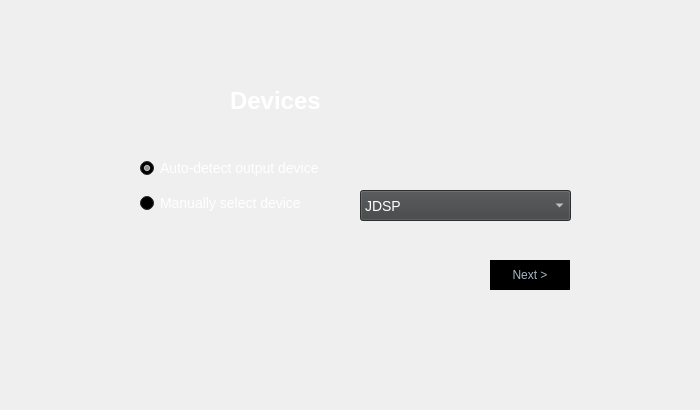
Audio4Linux/JDSP4Linux, file src/interface/fragment/FirstLaunchWizard.ui: the form before one commit.
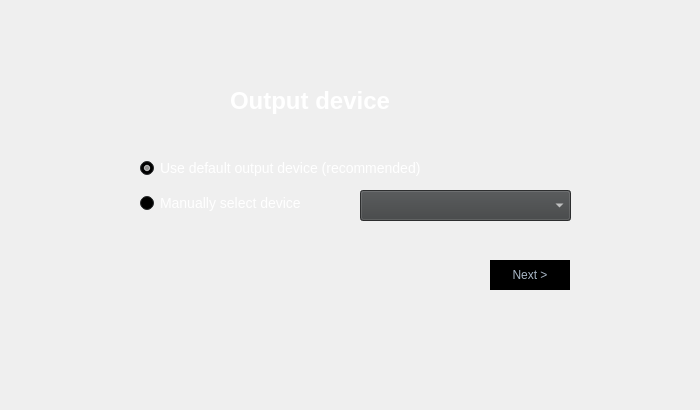
The form after the commit. The open tabs and pages were chosen to show the change. Custom widgets are drawn as their Qt base class.

The edit to the form file:
```diff
--- a/src/interface/fragment/FirstLaunchWizard.ui
+++ b/src/interface/fragment/FirstLaunchWizard.ui
@@ -100,7 +100,7 @@
 </string>
      </property>
      <property name="currentIndex">
-      <number>2</number>
+      <number>1</number>
      </property>
      <widget class="QWidget" name="page_1">
       <layout class="QHBoxLayout" name="horizontalLayout_2">
@@ -352,7 +352,7 @@
 color: white</string>
         </property>
         <property name="text">
-         <string>Devices</string>
+         <string>Output device</string>
         </property>
        </widget>
        <widget class="AnimatedJDSPIcon" name="p2_icon" native="true">
@@ -373,7 +373,7 @@
          <rect>
           <x>10</x>
           <y>90</y>
-          <width>211</width>
+          <width>325</width>
           <height>73</height>
          </rect>
         </property>
@@ -827,7 +827,7 @@
 font-size: 14px;</string>
            </property>
            <property name="text">
-            <string>Auto-detect output device</string>
+            <string>Use default output device (recommended)</string>
            </property>
            <property name="checked">
             <bool>true</bool>
@@ -1749,16 +1749,6 @@
         <property name="styleSheet">
          <string notr="true">font-size: 14px;</string>
         </property>
-        <item>
-         <property name="text">
-          <string>JDSP</string>
-         </property>
-        </item>
-        <item>
-         <property name="text">
-          <string>Bluez</string>
-         </property>
-        </item>
        </widget>
       </widget>
      </widget>
```
